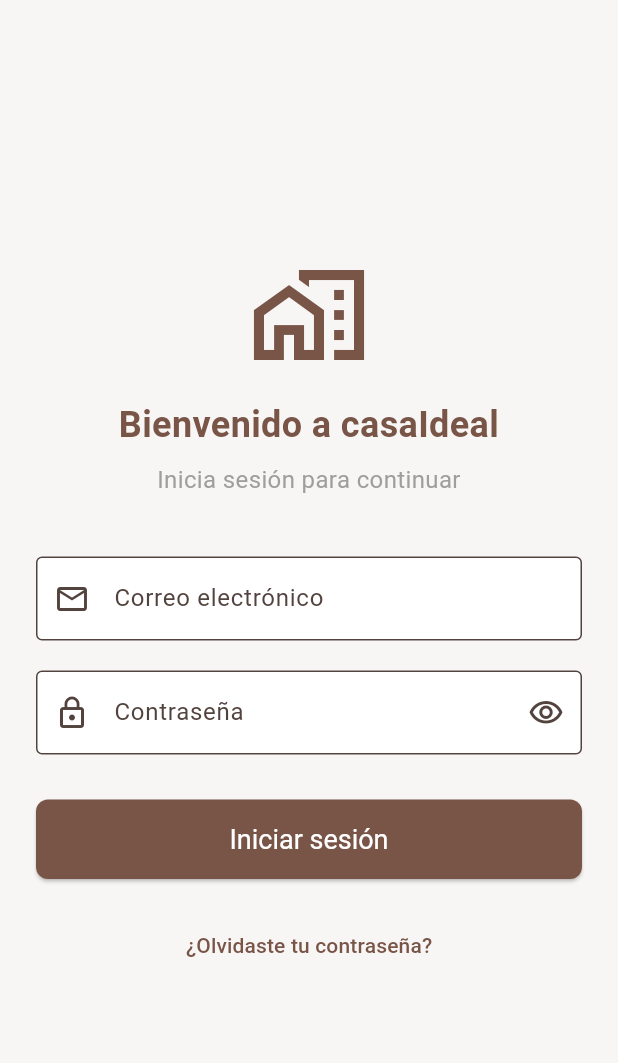
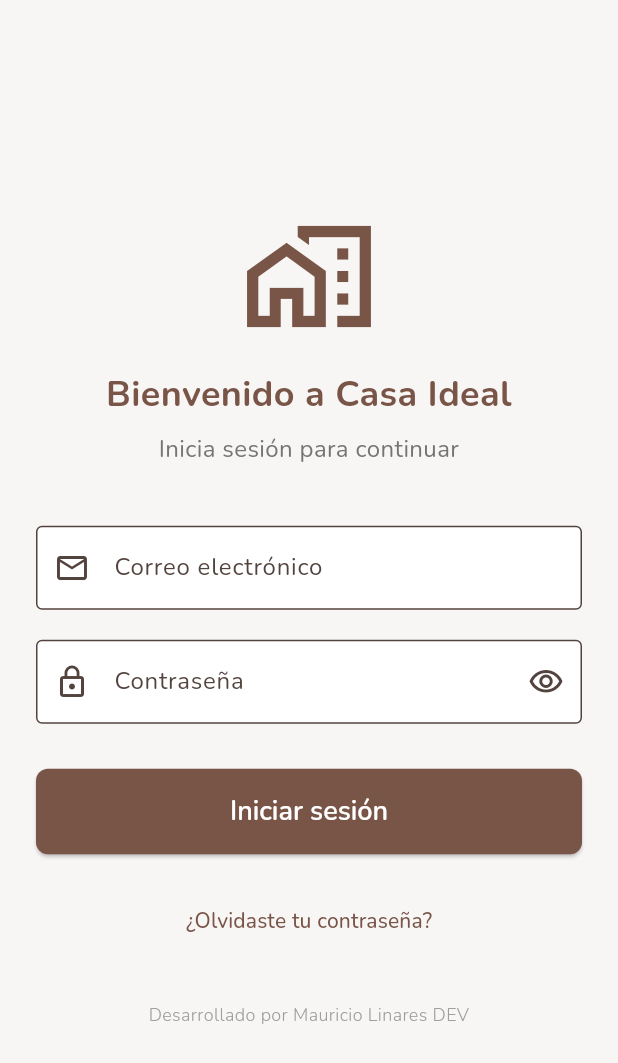
Before and after one commit to mauriciolinares4315/casa-ideal-app, a Flutter app: the LoginScreen screen opened directly, on a phone screen of 412 x 824 dp. Shown: the top 1063 px of the screen. Run offline on Flutter 3.47's test engine with Material 3 defaults, Android fonts, the light colour scheme and no system bars; our stand-ins replace go_router, google_fonts, shared_preferences; accounts and stored records are empty.

Commit message:
feat final

```diff
--- a/lib/config/router.dart
+++ b/lib/config/router.dart
@@ -1,4 +1,5 @@
 import 'package:go_router/go_router.dart';
+import '../screens/login_screen.dart';
 import '../screens/home_screen.dart';
 import '../screens/product_detail_screen.dart';
 import '../screens/cart_screen.dart';
@@ -7,26 +8,18 @@ import '../data/products_data.dart';
 
 final router = GoRouter(
   routes: [
-    GoRoute(
-      path: '/',
-      builder: (_, __) => const HomeScreen(),
-    ),
+    // ⭐ Ruta raíz → Login
+    GoRoute(path: '/', builder: (_, __) => const LoginScreen()),
+    GoRoute(path: '/home', builder: (_, __) => const HomeScreen()),
     GoRoute(
       path: '/product/:id',
       builder: (_, state) {
         final id = state.pathParameters['id']!;
-        final product = kProducts.firstWhere((p) => p.id == id);
+        final product = kProducts.firstWhere((p) => p.id.toString() == id);
         return ProductDetailScreen(product: product);
       },
     ),
-    GoRoute(
-      path: '/cart',
-      builder: (_, __) => const CartScreen(),
-    ),
-    // ⭐ NUEVA RUTA PARA PERFIL
-    GoRoute(
-      path: '/profile',
-      builder: (_, __) => const ProfileScreen(),
-    ),
+    GoRoute(path: '/cart', builder: (_, __) => const CartScreen()),
+    GoRoute(path: '/profile', builder: (_, __) => const ProfileScreen()),
   ],
 );
--- a/lib/config/theme.dart
+++ b/lib/config/theme.dart
@@ -1,4 +1,5 @@
 import 'package:flutter/material.dart';
+import 'package:google_fonts/google_fonts.dart';
 
 class AppTheme {
   static const Color primaryColor = Color(0xFF795548);
@@ -13,11 +14,20 @@ class AppTheme {
     useMaterial3: true,
     colorScheme: ColorScheme.fromSeed(seedColor: primaryColor),
     scaffoldBackgroundColor: bgColor,
-    appBarTheme: const AppBarTheme(
+
+    textTheme: GoogleFonts.nunitoTextTheme(),
+
+    appBarTheme: AppBarTheme(
       backgroundColor: primaryColor,
       foregroundColor: Colors.white,
       elevation: 0,
       centerTitle: true,
+
+      titleTextStyle: GoogleFonts.nunito(
+        fontSize: 20,
+        fontWeight: FontWeight.w600,
+        color: Colors.white,
+      ),
     ),
     cardTheme: CardThemeData(
       color: cardColor,
@@ -30,6 +40,11 @@ class AppTheme {
         foregroundColor: Colors.white,
         shape: RoundedRectangleBorder(borderRadius: BorderRadius.circular(12)),
         padding: const EdgeInsets.symmetric(vertical: 16),
+
+        textStyle: GoogleFonts.nunito(
+          fontSize: 16,
+          fontWeight: FontWeight.w600,
+        ),
       ),
     ),
     inputDecorationTheme: InputDecorationTheme(
@@ -40,6 +55,9 @@ class AppTheme {
       ),
       filled: true,
       fillColor: Colors.white,
+
+      labelStyle: GoogleFonts.nunito(),
+      hintStyle: GoogleFonts.nunito(color: Colors.grey[400]),
     ),
   );
 
@@ -52,11 +70,19 @@ class AppTheme {
       brightness: Brightness.dark,
     ),
     scaffoldBackgroundColor: const Color(0xFF121212),
-    appBarTheme: const AppBarTheme(
-      backgroundColor: Color(0xFF1E1E1E),
+
+    textTheme: GoogleFonts.nunitoTextTheme(ThemeData.dark().textTheme),
+
+    appBarTheme: AppBarTheme(
+      backgroundColor: const Color(0xFF1E1E1E),
       foregroundColor: Colors.white,
       elevation: 0,
       centerTitle: true,
+      titleTextStyle: GoogleFonts.nunito(
+        fontSize: 20,
+        fontWeight: FontWeight.w600,
+        color: Colors.white,
+      ),
     ),
     cardTheme: CardThemeData(
       color: const Color(0xFF2C2C2C),
@@ -69,6 +95,10 @@ class AppTheme {
         foregroundColor: Colors.white,
         shape: RoundedRectangleBorder(borderRadius: BorderRadius.circular(12)),
         padding: const EdgeInsets.symmetric(vertical: 16),
+        textStyle: GoogleFonts.nunito(
+          fontSize: 16,
+          fontWeight: FontWeight.w600,
+        ),
       ),
     ),
     inputDecorationTheme: InputDecorationTheme(
@@ -79,6 +109,8 @@ class AppTheme {
       ),
       filled: true,
       fillColor: const Color(0xFF2C2C2C),
+      labelStyle: GoogleFonts.nunito(color: Colors.grey[400]),
+      hintStyle: GoogleFonts.nunito(color: Colors.grey[500]),
     ),
   );
 }
--- a/lib/data/products_data.dart
+++ b/lib/data/products_data.dart
@@ -1,6 +1,6 @@
 import '../models/product.dart';
 
-const List<Product> kProducts = [
+final List<Product> kProducts = [
   Product(
     id: '1',
     name: 'Sofá Modular Tela Beige 3 Cuerpos',
@@ -8,7 +8,7 @@ const List<Product> kProducts = [
         'Elegante sofá modular tapizado en tela antimanchas color beige. Incluye 3 módulos independientes que puedes acomodar en L, recto o isla. Perfecto para salas modernas y acogedoras.',
     price: 2499000,
     imageUrl:
-        'https://media.adeo.com/mkp/3f7d218ebc0d7d6ad17fc11bad4bce95/media.jpg?width=3000&height=3000&format=jpg&quality=80&fit=bounds',
+        'https://images.pexels.com/photos/7160605/pexels-photo-7160605.jpeg',
     category: 'Sala',
     rating: 4.9,
     reviewCount: 312,
--- a/lib/main.dart
+++ b/lib/main.dart
@@ -3,43 +3,29 @@ import 'package:provider/provider.dart';
 import 'config/router.dart';
 import 'config/theme.dart';
 import 'providers/cart_provider.dart';
-import 'providers/theme_provider.dart'; // 👈 Nuevo
+import 'providers/theme_provider.dart';
 
 void main() async {
   WidgetsFlutterBinding.ensureInitialized();
   runApp(const MyApp());
 }
 
-class MyApp extends StatefulWidget {
+class MyApp extends StatelessWidget {
   const MyApp({super.key});
-
-  @override
-  State<MyApp> createState() => _MyAppState();
-}
-
-class _MyAppState extends State<MyApp> {
-  @override
-  void initState() {
-    super.initState();
-    // Cargar carrito al iniciar
-    Future.microtask(() {
-      context.read<CartProvider>().loadCart();
-    });
-  }
 
   @override
   Widget build(BuildContext context) {
     return MultiProvider(
       providers: [
-        ChangeNotifierProvider(create: (_) => CartProvider()),
+        ChangeNotifierProvider(create: (_) => CartProvider()..loadCart()),
         ChangeNotifierProvider(create: (_) => ThemeProvider()),
       ],
       child: Consumer<ThemeProvider>(
         builder: (context, themeProvider, _) {
           return MaterialApp.router(
             title: 'casaIdeal',
-            theme: AppTheme.lightTheme,          // Tema claro
-            darkTheme: AppTheme.darkTheme,       // Tema oscuro
+            theme: AppTheme.lightTheme,
+            darkTheme: AppTheme.darkTheme,
             themeMode: themeProvider.isDarkMode
                 ? ThemeMode.dark
                 : ThemeMode.light,
--- a/lib/models/product.dart
+++ b/lib/models/product.dart
@@ -7,6 +7,7 @@ class Product {
   final String category;
   final double rating;
   final int reviewCount;
+  final bool isFeatured;
 
   Product({
     required this.id,
@@ -16,7 +17,8 @@ class Product {
     required this.imageUrl,
     required this.category,
     required this.rating,
-    required this.reviewCount,
+    this.reviewCount = 0,
+    this.isFeatured = false,
   });
 
   // 👇 Convertir a JSON para guardar
--- a/lib/screens/home_screen.dart
+++ b/lib/screens/home_screen.dart
@@ -42,7 +42,7 @@ class _HomeScreenState extends State<HomeScreen> {
   // ----------------------- APP BAR -----------------------
   PreferredSizeWidget _buildAppBar() {
     return AppBar(
-      title: const Text('casaIdeal'),
+      title: const Text('Casa Ideal'),
       backgroundColor:AppTheme.primaryColor,
       foregroundColor: Colors.white,
       elevation: 0,
--- a/lib/screens/login_screen.dart
+++ b/lib/screens/login_screen.dart
@@ -1,6 +1,7 @@
 import 'package:casa_ideal_app/config/theme.dart';
 import 'package:flutter/material.dart';
 import 'package:go_router/go_router.dart';
+import 'package:google_fonts/google_fonts.dart'; // 👈 Importar
 
 class LoginScreen extends StatefulWidget {
   const LoginScreen({super.key});
@@ -10,19 +11,13 @@ class LoginScreen extends StatefulWidget {
 }
 
 class _LoginScreenState extends State<LoginScreen> {
-  // Credenciales hardcodeadas para la demo
   static const String kDemoEmail = 'usuario@demo.com';
   static const String kDemoPassword = '123456';
 
   final _formKey = GlobalKey<FormState>();
-
   final _emailController = TextEditingController();
   final _passwordController = TextEditingController();
-
-  // oculta contraseña
   bool _obscurePassword = true;
-
-  // cargando
   bool _isLoading = false;
 
   @override
@@ -32,34 +27,20 @@ class _LoginScreenState extends State<LoginScreen> {
     super.dispose();
   }
 
-  // login
   void _onLogin() async {
-    if (!_formKey.currentState!.validate()) {
-      return;
-    }
+    if (!_formKey.currentState!.validate()) return;
 
-    setState(() {
-      _isLoading = true;
-    });
-
-    // Simulacion de loading
+    setState(() => _isLoading = true);
     await Future.delayed(const Duration(seconds: 1));
 
-    // Obtener credenciales
     final email = _emailController.text.trim();
     final password = _passwordController.text.trim();
-
     final isValid = (email == kDemoEmail && password == kDemoPassword);
 
-    setState(() {
-      _isLoading = false;
-    });
+    setState(() => _isLoading = false);
 
     if (isValid) {
-      // home
-      if (mounted) {
-        context.go('/home');
-      }
+      if (mounted) context.go('/home');
     } else {
       if (mounted) {
         ScaffoldMessenger.of(context).showSnackBar(
@@ -86,31 +67,37 @@ class _LoginScreenState extends State<LoginScreen> {
                 mainAxisAlignment: MainAxisAlignment.center,
                 crossAxisAlignment: CrossAxisAlignment.stretch,
                 children: [
-                  // Logo
                   const Icon(
                     Icons.home_work_outlined,
-                    size: 80,
+                    size: 90,
                     color: AppTheme.primaryColor,
                   ),
                   const SizedBox(height: 16),
-                  const Text(
-                    'Bienvenido a casaIdeal',
+
+                  // ⭐ Título con Nunito
+                  Text(
+                    'Bienvenido a Casa Ideal',
                     textAlign: TextAlign.center,
-                    style: TextStyle(
+                    style: GoogleFonts.nunito(
                       fontSize: 24,
                       fontWeight: FontWeight.bold,
                       color: AppTheme.primaryColor,
                     ),
                   ),
                   const SizedBox(height: 8),
-                  const Text(
+
+                  // ⭐ Subtítulo con Nunito
+                  Text(
                     'Inicia sesión para continuar',
                     textAlign: TextAlign.center,
-                    style: TextStyle(fontSize: 16, color: Colors.grey),
+                    style: GoogleFonts.nunito(
+                      fontSize: 16,
+                      color: Colors.grey[600],
+                    ),
                   ),
                   const SizedBox(height: 40),
 
-                  // correo
+                  // Correo (ya usa Nunito por el tema global)
                   TextFormField(
                     controller: _emailController,
                     keyboardType: TextInputType.emailAddress,
@@ -120,18 +107,15 @@ class _LoginScreenState extends State<LoginScreen> {
                       border: OutlineInputBorder(),
                     ),
                     validator: (value) {
-                      if (value == null || value.isEmpty) {
+                      if (value == null || value.isEmpty)
                         return 'Ingresa tu correo';
-                      }
-                      if (!value.contains('@')) {
-                        return 'Correo no válido';
-                      }
+                      if (!value.contains('@')) return 'Correo no válido';
                       return null;
                     },
                   ),
                   const SizedBox(height: 20),
 
-                  // contraseña
+                  // Contraseña (ya usa Nunito por el tema global)
                   TextFormField(
                     controller: _passwordController,
                     obscureText: _obscurePassword,
@@ -153,25 +137,26 @@ class _LoginScreenState extends State<LoginScreen> {
                       border: const OutlineInputBorder(),
                     ),
                     validator: (value) {
-                      if (value == null || value.isEmpty) {
+                      if (value == null || value.isEmpty)
                         return 'Ingresa tu contraseña';
-                      }
-                      if (value.length < 6) {
+                      if (value.length < 6)
                         return 'La contraseña debe tener al menos 6 caracteres';
-                      }
                       return null;
                     },
                   ),
                   const SizedBox(height: 30),
 
-                  //  inicio de sesión
+                  // ⭐ Botón (ya usa Nunito por el tema global, pero podemos asegurar)
                   ElevatedButton(
                     onPressed: _isLoading ? null : _onLogin,
                     style: ElevatedButton.styleFrom(
                       backgroundColor: AppTheme.primaryColor,
                       foregroundColor: Colors.white,
                       padding: const EdgeInsets.symmetric(vertical: 16),
-                      textStyle: const TextStyle(fontSize: 18),
+                      textStyle: GoogleFonts.nunito(
+                        fontSize: 18,
+                        fontWeight: FontWeight.w600,
+                      ), // ✅
                       shape: RoundedRectangleBorder(
                         borderRadius: BorderRadius.circular(8),
                       ),
@@ -187,13 +172,27 @@ class _LoginScreenState extends State<LoginScreen> {
                           )
                         : const Text('Iniciar sesión'),
                   ),
+                  const SizedBox(height: 20),
 
-                  const SizedBox(height: 20),
+                  // ⭐ "Olvidaste tu contraseña" con Nunito
                   TextButton(
                     onPressed: () {},
-                    child: const Text(
+                    child: Text(
                       '¿Olvidaste tu contraseña?',
-                      style: TextStyle(color: AppTheme.primaryColor),
+                      style: GoogleFonts.nunito(
+                        color: AppTheme.primaryColor,
+                        fontSize: 14,
+                      ),
+                    ),
+                  ),
+                  const SizedBox(height: 30), // Espacio extra
+                  Text(
+                    'Desarrollado por Mauricio Linares DEV',
+                    textAlign: TextAlign.center,
+                    style: GoogleFonts.nunito(
+                      fontSize: 12,
+                      color: Colors.grey[500],
+                      fontWeight: FontWeight.w300,
                     ),
                   ),
                 ],
--- a/lib/screens/profile_screen.dart
+++ b/lib/screens/profile_screen.dart
@@ -65,7 +65,7 @@ class _ProfileScreenState extends State<ProfileScreen> {
             ),
             onTap: () {
               context.read<CartProvider>().clear();
-              context.go('/login');
+              context.go('/');
             },
           ),
         ],
--- a/lib/widgets/product_card.dart
+++ b/lib/widgets/product_card.dart
@@ -20,7 +20,7 @@ class ProductCard extends StatelessWidget {
           children: [
             // ⭐ IMAGEN CON HERO (NUEVO)
             Hero(
-              tag: 'product-${product.id}',  // Tag único basado en el ID
+              tag: 'product-${product.id}', // Tag único basado en el ID
               child: ClipRRect(
                 borderRadius: const BorderRadius.vertical(
                   top: Radius.circular(12),
@@ -29,7 +29,8 @@ class ProductCard extends StatelessWidget {
                   product.imageUrl,
                   height: 140,
                   width: double.infinity,
-                  fit: BoxFit.cover,
+                  fit: BoxFit.fitWidth, // ✅ Muestra imagen completa en ancho
+                  alignment: Alignment.topCenter, // ✅ Muestra la parte superior
                   loadingBuilder: (context, child, loadingProgress) {
                     if (loadingProgress == null) return child;
                     return Container(
--- a/pubspec.yaml
+++ b/pubspec.yaml
@@ -33,6 +33,7 @@ dependencies:
   go_router: ^13.0.0
   provider: ^6.1.0
   shared_preferences: ^2.2.3
+  google_fonts: ^6.2.1
 
 
   # The following adds the Cupertino Icons font to your application.
```
Also changed, not shown: lib/screens/cart_screen.dart (+26 -21 lines), lib/screens/product_detail_screen.dart (+11 -2 lines), lib/widgets/banner_carousel.dart (+4 -3 lines), pubspec.lock, 2 other files.
